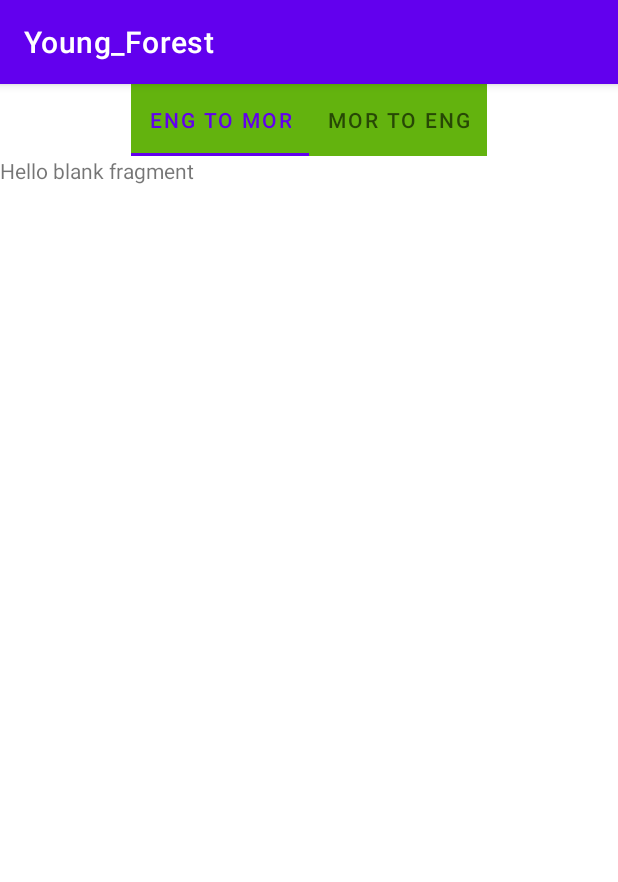
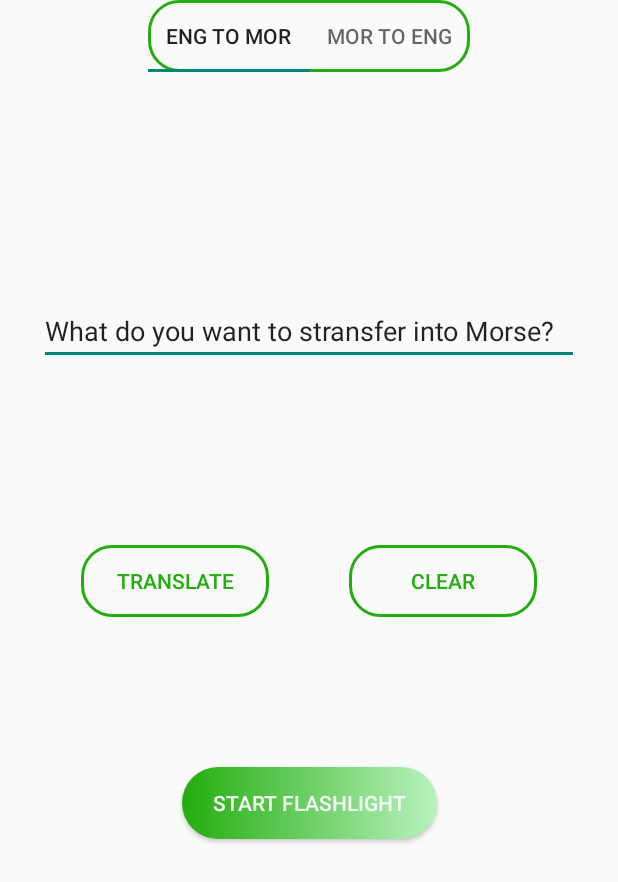
Before and after one commit to leeminghsiu/YoungForest_Google_Hackathon, an Android app: the screen it shows after launch (MainActivity), on a phone screen of 412 x 824 dp. Shown: the top 882 px of the screen. Run offline under Robolectric (Android 15) with nearby library versions, the phone set to English and light mode, and no system bars.

Commit message:
Buttons styling

```diff
--- /dev/null
+++ b/app/src/main/res/drawable/flashlight_btn.xml
@@ -0,0 +1,8 @@
+<?xml version="1.0" encoding="utf-8"?>
+<shape xmlns:android="http://schemas.android.com/apk/res/android" android:shape="rectangle">
+
+    <gradient android:startColor="#23ad0e" android:endColor="#b8f2be"/>
+
+    <corners android:radius="50dp"/>
+
+</shape>
--- /dev/null
+++ b/app/src/main/res/drawable/morse_input_btn.xml
@@ -0,0 +1,8 @@
+<?xml version="1.0" encoding="utf-8"?>
+<shape xmlns:android="http://schemas.android.com/apk/res/android" android:shape="rectangle">
+
+    <gradient android:startColor="#23ad0e" android:endColor="#b8f2be"/>
+
+    <corners android:radius="999dp"/>
+
+</shape>
--- /dev/null
+++ b/app/src/main/res/drawable/trans_clear_btn.xml
@@ -0,0 +1,8 @@
+<?xml version="1.0" encoding="utf-8"?>
+<shape xmlns:android="http://schemas.android.com/apk/res/android" android:shape="rectangle">
+
+    <stroke android:color="#23ad0e" android:width="2dp"/>
+
+    <corners android:radius="20dp"/>
+
+</shape>
--- a/app/src/main/res/layout/activity_main.xml
+++ b/app/src/main/res/layout/activity_main.xml
@@ -10,7 +10,7 @@
         android:id="@+id/tabView"
         android:layout_height="wrap_content"
         android:layout_width="wrap_content"
-        android:background="#63b30e"
+        android:background="@drawable/trans_clear_btn"
         app:layout_constraintStart_toStartOf="parent"
         app:layout_constraintEnd_toEndOf="parent"
         app:layout_constraintTop_toTopOf="parent"/>
--- a/app/src/main/res/layout/fragment_eng_to_mor.xml
+++ b/app/src/main/res/layout/fragment_eng_to_mor.xml
@@ -1,14 +1,61 @@
 <?xml version="1.0" encoding="utf-8"?>
-<FrameLayout xmlns:android="http://schemas.android.com/apk/res/android"
+<androidx.constraintlayout.widget.ConstraintLayout xmlns:android="http://schemas.android.com/apk/res/android"
+    xmlns:app="http://schemas.android.com/apk/res-auto"
     xmlns:tools="http://schemas.android.com/tools"
+    android:id="@+id/frameLayout"
     android:layout_width="match_parent"
     android:layout_height="match_parent"
     tools:context=".Fragments.EngToMor">
 
-    <!-- TODO: Update blank fragment layout -->
-    <TextView
-        android:layout_width="match_parent"
-        android:layout_height="match_parent"
-        android:text="@string/hello_blank_fragment" />
+    <EditText
+        android:id="@+id/engToMorText"
+        android:layout_width="360dp"
+        android:layout_height="wrap_content"
+        android:layout_marginTop="150dp"
+        android:ems="10"
+        android:inputType="textPersonName"
+        android:text="What do you want to stransfer into Morse?"
+        app:layout_constraintEnd_toEndOf="parent"
+        app:layout_constraintHorizontal_bias="0.5"
+        app:layout_constraintStart_toStartOf="parent"
+        app:layout_constraintTop_toTopOf="parent" />
 
-</FrameLayout>
+    <Button
+        android:id="@+id/translate2"
+        android:layout_width="125dp"
+        android:layout_height="wrap_content"
+        android:layout_marginTop="120dp"
+        android:background="@drawable/trans_clear_btn"
+        android:text="translate"
+        android:textColor="#23ad0e"
+        app:layout_constraintEnd_toStartOf="@+id/clear2"
+        app:layout_constraintHorizontal_bias="0.5"
+        app:layout_constraintStart_toStartOf="parent"
+        app:layout_constraintTop_toBottomOf="@+id/engToMorText" />
+
+    <Button
+        android:id="@+id/clear2"
+        android:layout_width="125dp"
+        android:layout_height="wrap_content"
+        android:layout_marginTop="120dp"
+        android:background="@drawable/trans_clear_btn"
+        android:text="clear"
+        android:textColor="#23ad0e"
+        app:layout_constraintEnd_toEndOf="parent"
+        app:layout_constraintHorizontal_bias="0.5"
+        app:layout_constraintStart_toEndOf="@+id/translate2"
+        app:layout_constraintTop_toBottomOf="@+id/engToMorText" />
+
+    <Button
+        android:id="@+id/flashlight"
+        android:layout_width="170dp"
+        android:layout_height="wrap_content"
+        android:layout_marginTop="100dp"
+        android:text="start flashlight"
+        android:textColor="#f5f7f5"
+        android:background="@drawable/flashlight_btn"
+        app:layout_constraintEnd_toEndOf="parent"
+        app:layout_constraintHorizontal_bias="0.5"
+        app:layout_constraintStart_toStartOf="parent"
+        app:layout_constraintTop_toBottomOf="@+id/clear2" />
+</androidx.constraintlayout.widget.ConstraintLayout>
--- a/app/src/main/res/layout/fragment_mor_to_eng.xml
+++ b/app/src/main/res/layout/fragment_mor_to_eng.xml
@@ -15,6 +15,7 @@
         android:layout_height="wrap_content"
         android:layout_marginBottom="100dp"
         android:text="This is the translation"
+        android:textSize="20dp"
         app:layout_constraintBottom_toTopOf="@+id/morseDot"
         app:layout_constraintEnd_toEndOf="parent"
         app:layout_constraintHorizontal_bias="0.5"
@@ -26,6 +27,7 @@
         android:layout_height="wrap_content"
         android:layout_marginBottom="80dp"
         android:text="This is your input"
+        android:textSize="20dp"
         app:layout_constraintBottom_toTopOf="@+id/morseTrans"
         app:layout_constraintEnd_toEndOf="parent"
         app:layout_constraintHorizontal_bias="0.5"
@@ -33,9 +35,12 @@
 
     <Button
         android:id="@+id/morseDot"
-        android:layout_width="wrap_content"
-        android:layout_height="wrap_content"
+        android:layout_width="70dp"
+        android:layout_height="70dp"
         android:text=" • "
+        android:textColor="#f5f7f5"
+        android:textStyle="bold"
+        android:background="@drawable/morse_input_btn"
         app:layout_constraintBottom_toBottomOf="parent"
         app:layout_constraintEnd_toEndOf="parent"
         app:layout_constraintHorizontal_bias="0.5"
@@ -45,21 +50,27 @@
 
     <Button
         android:id="@+id/morseBlank"
-        android:layout_width="wrap_content"
-        android:layout_height="wrap_content"
+        android:layout_width="70dp"
+        android:layout_height="70dp"
         android:layout_marginStart="30dp"
         android:layout_marginTop="100dp"
         android:text="[ _ ]"
+        android:textColor="#f5f7f5"
+        android:textStyle="bold"
+        android:background="@drawable/morse_input_btn"
         app:layout_constraintStart_toEndOf="@+id/morseDot"
         app:layout_constraintTop_toBottomOf="@+id/morseTrans" />
 
     <Button
         android:id="@+id/morseLine"
-        android:layout_width="wrap_content"
-        android:layout_height="wrap_content"
+        android:layout_width="70dp"
+        android:layout_height="70dp"
         android:layout_marginTop="100dp"
         android:layout_marginEnd="30dp"
         android:text=" ⎯ "
+        android:textColor="#f5f7f5"
+        android:textStyle="bold"
+        android:background="@drawable/morse_input_btn"
         app:layout_constraintEnd_toStartOf="@+id/morseDot"
         app:layout_constraintTop_toBottomOf="@+id/morseTrans" />
 
@@ -69,6 +80,8 @@
         android:layout_height="wrap_content"
         android:layout_marginTop="50dp"
         android:text="Clear"
+        android:textColor="#23ad0e"
+        android:background="@drawable/trans_clear_btn"
         app:layout_constraintEnd_toEndOf="parent"
         app:layout_constraintHorizontal_bias="0.5"
         app:layout_constraintStart_toStartOf="parent"
@@ -80,6 +93,8 @@
         android:layout_height="wrap_content"
         android:layout_marginTop="100dp"
         android:text="Translate"
+        android:textColor="#23ad0e"
+        android:background="@drawable/trans_clear_btn"
         app:layout_constraintEnd_toEndOf="parent"
         app:layout_constraintHorizontal_bias="0.5"
         app:layout_constraintStart_toStartOf="parent"
--- a/app/src/main/res/values-night/themes.xml
+++ b/app/src/main/res/values-night/themes.xml
@@ -1,6 +1,6 @@
 <resources xmlns:tools="http://schemas.android.com/tools">
     <!-- Base application theme. -->
-    <style name="Theme.Young_Forest" parent="Theme.MaterialComponents.DayNight.DarkActionBar">
+    <style name="Theme.Young_Forest" parent="Theme.AppCompat.Light.NoActionBar">
         <!-- Primary brand color. -->
         <item name="colorPrimary">@color/purple_200</item>
         <item name="colorPrimaryVariant">@color/purple_700</item>
--- a/app/src/main/res/values/themes.xml
+++ b/app/src/main/res/values/themes.xml
@@ -1,6 +1,6 @@
 <resources xmlns:tools="http://schemas.android.com/tools">
     <!-- Base application theme. -->
-    <style name="Theme.Young_Forest" parent="Theme.MaterialComponents.DayNight.DarkActionBar">
+    <style name="Theme.Young_Forest" parent="Theme.AppCompat.Light.NoActionBar">
         <!-- Primary brand color. -->
         <item name="colorPrimary">@color/purple_500</item>
         <item name="colorPrimaryVariant">@color/purple_700</item>
```
